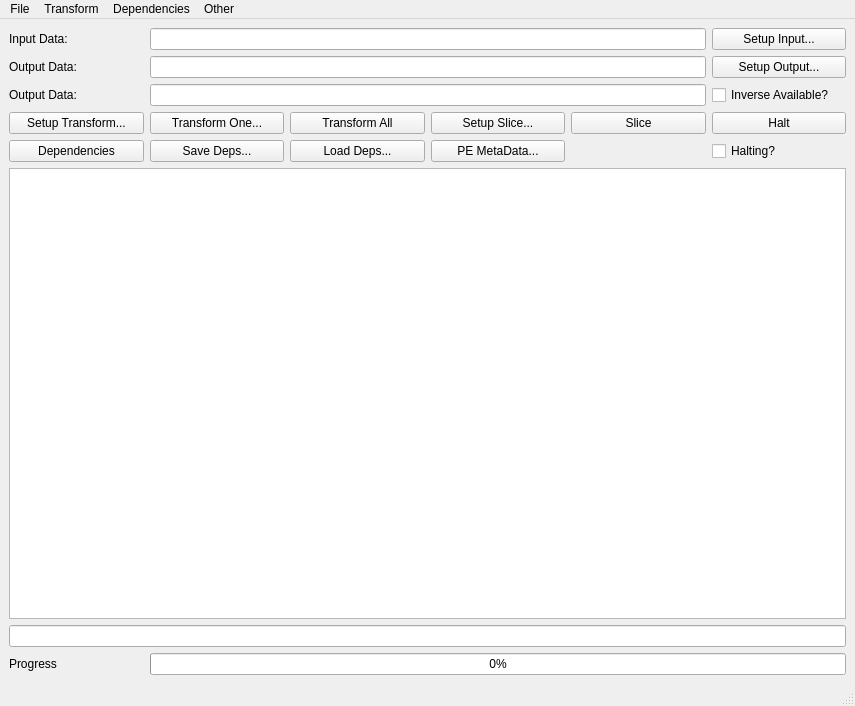
First picture: the form in cctwqt/cctwqtmainwindow.ui, repository guyjennings/cctw, before the edit.
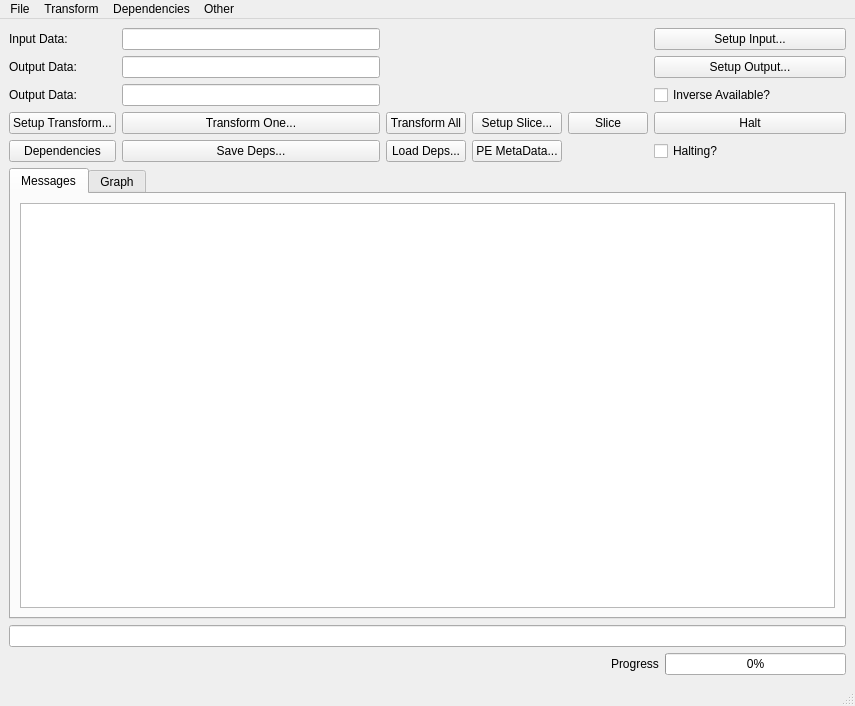
Second picture: the form after the edit. Custom widgets are drawn as their Qt base class.

Commit message: Added a qwt plot widget to main window

Diff of the .ui file:
```diff
--- a/cctwqt/cctwqtmainwindow.ui
+++ b/cctwqt/cctwqtmainwindow.ui
@@ -14,34 +14,24 @@
    <string>CCTW - Crystal Coordinate Transformation Workflow</string>
   </property>
   <widget class="QWidget" name="centralwidget">
-   <layout class="QGridLayout" name="gridLayout">
-    <item row="0" column="1" colspan="4">
+   <layout class="QGridLayout" name="gridLayout_3">
+    <item row="0" column="0">
+     <widget class="QLabel" name="label">
+      <property name="text">
+       <string>Input Data:</string>
+      </property>
+     </widget>
+    </item>
+    <item row="0" column="1">
      <widget class="QLineEdit" name="m_InputData"/>
     </item>
-    <item row="6" column="0" colspan="6">
-     <widget class="QLineEdit" name="m_CommandInput">
-      <property name="layoutDirection">
-       <enum>Qt::RightToLeft</enum>
-      </property>
-     </widget>
-    </item>
-    <item row="7" column="0">
-     <widget class="QLabel" name="m_ProgressLabel">
+    <item row="0" column="6" colspan="2">
+     <widget class="QPushButton" name="m_SetupInputButton">
       <property name="text">
-       <string>Progress</string>
+       <string>Setup Input...</string>
       </property>
      </widget>
     </item>
-    <item row="5" column="0" colspan="6">
-     <widget class="QTextEdit" name="m_OutputMessages">
-      <property name="readOnly">
-       <bool>true</bool>
-      </property>
-     </widget>
-    </item>
-    <item row="1" column="1" colspan="4">
-     <widget class="QLineEdit" name="m_OutputData"/>
-    </item>
     <item row="1" column="0">
      <widget class="QLabel" name="label_2">
       <property name="text">
@@ -49,20 +39,16 @@
       </property>
      </widget>
     </item>
-    <item row="1" column="5">
+    <item row="1" column="1">
+     <widget class="QLineEdit" name="m_OutputData"/>
+    </item>
+    <item row="1" column="6" colspan="2">
      <widget class="QPushButton" name="m_SetupOutputButton">
       <property name="text">
        <string>Setup Output...</string>
       </property>
      </widget>
     </item>
-    <item row="0" column="5">
-     <widget class="QPushButton" name="m_SetupInputButton">
-      <property name="text">
-       <string>Setup Input...</string>
-      </property>
-     </widget>
-    </item>
     <item row="2" column="0">
      <widget class="QLabel" name="label_3">
       <property name="text">
@@ -70,24 +56,10 @@
       </property>
      </widget>
     </item>
-    <item row="7" column="1" colspan="5">
-     <widget class="QProgressBar" name="m_ProgressBar">
-      <property name="value">
-       <number>0</number>
-      </property>
-     </widget>
-    </item>
-    <item row="0" column="0">
-     <widget class="QLabel" name="label">
-      <property name="text">
-       <string>Input Data:</string>
-      </property>
-     </widget>
-    </item>
-    <item row="2" column="1" colspan="4">
+    <item row="2" column="1">
      <widget class="QLineEdit" name="m_OutputSliceData"/>
     </item>
-    <item row="2" column="5">
+    <item row="2" column="6" colspan="2">
      <widget class="QCheckBox" name="m_InverseAvailable">
       <property name="text">
        <string>Inverse Available?</string>
@@ -122,27 +94,20 @@
       </property>
      </widget>
     </item>
-    <item row="3" column="4">
+    <item row="3" column="4" colspan="2">
      <widget class="QPushButton" name="m_TransformSliceButton">
       <property name="text">
        <string>Slice</string>
       </property>
      </widget>
     </item>
-    <item row="3" column="5">
+    <item row="3" column="6" colspan="2">
      <widget class="QPushButton" name="m_HaltButton">
       <property name="text">
        <string>Halt</string>
       </property>
      </widget>
     </item>
-    <item row="4" column="5">
-     <widget class="QCheckBox" name="m_Halting">
-      <property name="text">
-       <string>Halting?</string>
-      </property>
-     </widget>
-    </item>
     <item row="4" column="0">
      <widget class="QPushButton" name="m_DependenciesButton">
       <property name="text">
@@ -171,6 +136,78 @@
       </property>
      </widget>
     </item>
+    <item row="4" column="6" colspan="2">
+     <widget class="QCheckBox" name="m_Halting">
+      <property name="text">
+       <string>Halting?</string>
+      </property>
+     </widget>
+    </item>
+    <item row="5" column="0" colspan="8">
+     <widget class="QTabWidget" name="tabWidget">
+      <property name="currentIndex">
+       <number>0</number>
+      </property>
+      <widget class="QWidget" name="tab">
+       <attribute name="title">
+        <string>Messages</string>
+       </attribute>
+       <layout class="QGridLayout" name="gridLayout_2">
+        <item row="0" column="0">
+         <widget class="QTextEdit" name="m_OutputMessages">
+          <property name="readOnly">
+           <bool>true</bool>
+          </property>
+         </widget>
+        </item>
+       </layout>
+      </widget>
+      <widget class="QWidget" name="tab_2">
+       <attribute name="title">
+        <string>Graph</string>
+       </attribute>
+       <layout class="QGridLayout" name="gridLayout">
+        <item row="0" column="0">
+         <widget class="QwtPlot" name="m_CctwGraph"/>
+        </item>
+       </layout>
+      </widget>
+     </widget>
+    </item>
+    <item row="6" column="0" colspan="8">
+     <widget class="QLineEdit" name="m_CommandInput">
+      <property name="layoutDirection">
+       <enum>Qt::RightToLeft</enum>
+      </property>
+     </widget>
+    </item>
+    <item row="7" column="0" colspan="5">
+     <spacer name="horizontalSpacer">
+      <property name="orientation">
+       <enum>Qt::Horizontal</enum>
+      </property>
+      <property name="sizeHint" stdset="0">
+       <size>
+        <width>596</width>
+        <height>20</height>
+       </size>
+      </property>
+     </spacer>
+    </item>
+    <item row="7" column="5" colspan="2">
+     <widget class="QLabel" name="m_ProgressLabel">
+      <property name="text">
+       <string>Progress</string>
+      </property>
+     </widget>
+    </item>
+    <item row="7" column="7">
+     <widget class="QProgressBar" name="m_ProgressBar">
+      <property name="value">
+       <number>0</number>
+      </property>
+     </widget>
+    </item>
    </layout>
   </widget>
   <widget class="QMenuBar" name="menubar">
@@ -282,6 +319,13 @@
    </property>
   </action>
  </widget>
+ <customwidgets>
+  <customwidget>
+   <class>QwtPlot</class>
+   <extends>QFrame</extends>
+   <header>qwt_plot.h</header>
+  </customwidget>
+ </customwidgets>
  <resources/>
  <connections/>
 </ui>
```
Left out of the diff: 2 changed lines with no effect on the pictures. The commit also changes 3 other files.
